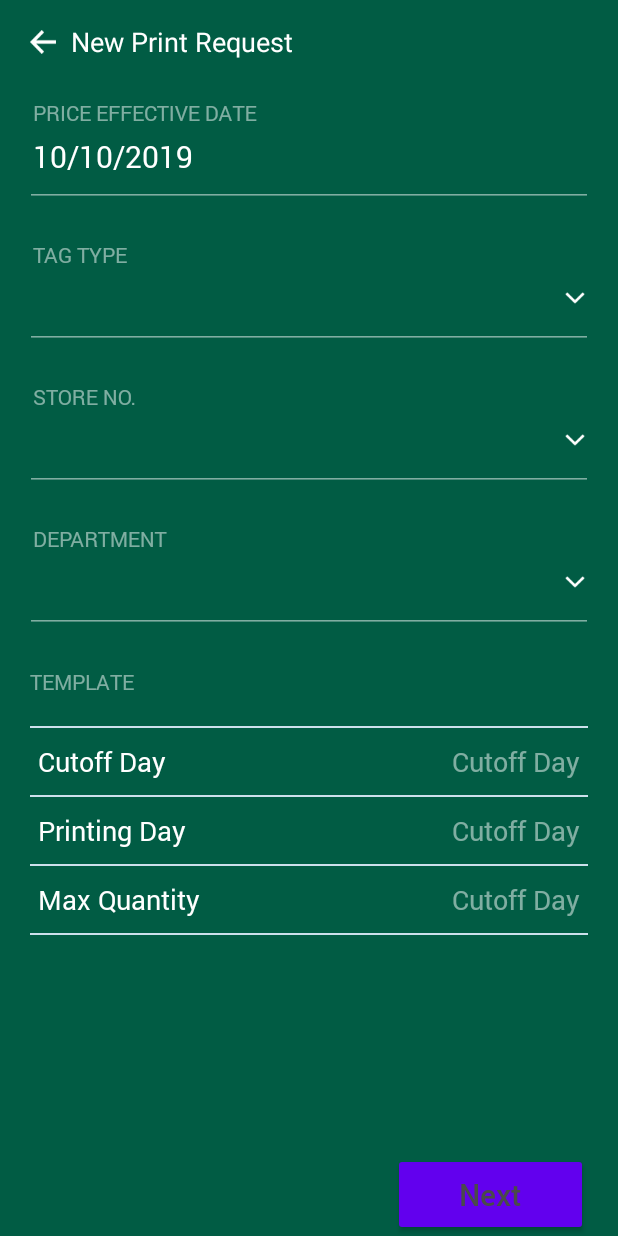
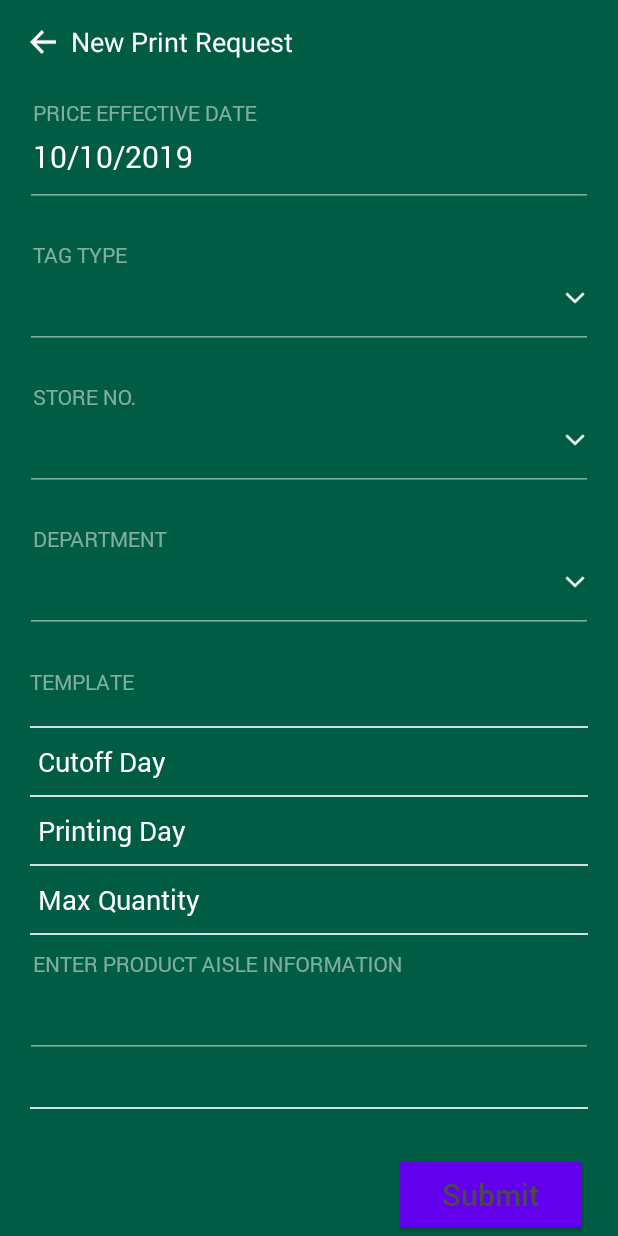
Before and after one commit to sagar-metacoder/MetroBank-Android, an Android app: the ActivityNewPrintRequest screen opened directly, with no data from a screen before it, on a phone screen of 412 x 824 dp. Run offline under Robolectric (Android 15) with nearby library versions, the phone set to English and light mode, and no system bars; our stand-ins replace data binding; 5 statements that could not run were skipped.

Commit message:
# templateDetails

```diff
--- a/app/src/main/java/com/ng/printtag/models/newrequests/TempletListModel.kt
+++ b/app/src/main/java/com/ng/printtag/models/newrequests/TempletListModel.kt
@@ -20,7 +20,7 @@ class TempletListModel {
         @SerializedName("msg")
         @Expose
         var msg: String? = null
-    }
+
 
         inner class TemplateDetails {
             @SerializedName("id")
@@ -38,3 +38,4 @@ class TempletListModel {
 
         }
     }
+}
--- a/app/src/main/java/com/ng/printtag/printrequest/ActivityNewPrintRequest.kt
+++ b/app/src/main/java/com/ng/printtag/printrequest/ActivityNewPrintRequest.kt
@@ -1,17 +1,17 @@
 package com.ng.printtag.printrequest
 
 import android.text.Editable
+import android.view.View
 import androidx.fragment.app.Fragment
 import com.ng.printtag.R
 import com.ng.printtag.api.RequestMethods
 import com.ng.printtag.api.RestClient
 import com.ng.printtag.api.RestClientModel
-import com.ng.printtag.apputils.AppUtils
-import com.ng.printtag.apputils.CallDialog
-import com.ng.printtag.apputils.Constant
+import com.ng.printtag.apputils.*
 import com.ng.printtag.base.BaseActivity
 import com.ng.printtag.databinding.ActivityNewPrintRequestBinding
 import com.ng.printtag.models.newrequests.DepartmentModel
+import com.ng.printtag.models.newrequests.NewPrintReqSubmit
 import com.ng.printtag.models.newrequests.StoreListModel
 import com.ng.printtag.models.newrequests.TempletListModel
 import kotlinx.android.synthetic.main.activity_new_print_request.*
@@ -101,7 +101,46 @@ class ActivityNewPrintRequest : BaseActivity<ActivityNewPrintRequestBinding>() {
         RestClient().apiRequest(
             this@ActivityNewPrintRequest,
             body,
-            Constant.CALL_STORE_URL,
+            Constant.CALL_TEMPLETS_DETAILS,
+            this,
+            restClientModel
+        )
+    }
+
+    fun callSubmitApi(date: String, product_info: String) {
+        val restClientModel = RestClientModel()
+        restClientModel.isProgressDialogShow = true
+
+
+        val rootJson = JSONObject()
+        rootJson.put(
+            resources.getString(R.string.userId),
+            AppUtils.getUserModel(this@ActivityNewPrintRequest).data!!.userId
+        )
+        rootJson.put(resources.getString(R.string.key_templateId), "531035")
+        rootJson.put(resources.getString(R.string.tagType), tagType)
+
+        rootJson.put(resources.getString(R.string.storeNumber), storeKey)
+        rootJson.put(resources.getString(R.string.department), "13794")
+        rootJson.put(resources.getString(R.string.key_effectiveDate), Utils.parseDateToMMddyyyy(date))
+        rootJson.put(resources.getString(R.string.key_expectedDate), "")
+
+        rootJson.put(
+            resources.getString(R.string.key_language),
+            BaseSharedPreference.getInstance(this@ActivityNewPrintRequest).getLanguage(
+                resources.getString(R.string.pref_language)
+            )
+        )
+        rootJson.put(resources.getString(R.string.key_action), resources.getString(R.string.action_submit))
+        rootJson.put(resources.getString(R.string.key_aisleInfo), product_info)
+
+
+        val body = RequestMethods.getRequestBody(rootJson)
+
+        RestClient().apiRequest(
+            this@ActivityNewPrintRequest,
+            body,
+            Constant.CALL_NEW_REQUEST_SUBMIT,
             this,
             restClientModel
         )
@@ -122,7 +161,7 @@ class ActivityNewPrintRequest : BaseActivity<ActivityNewPrintRequestBinding>() {
                         for (i in 0 until rootResponse.data!!.stores!!.size) {
 
                             arrayStoreKey.add(rootResponse.data!!.stores?.get(i)?.key!!)
-                            arrayStoreValue.add(rootResponse.data!!.stores?.get(i)?.key!!)
+                            arrayStoreValue.add(rootResponse.data!!.stores?.get(i)?.value!!)
                         }
                         if (!arrayStoreKey.isNullOrEmpty())
                             if (arrayStoreKey.size == 1) {
@@ -147,7 +186,7 @@ class ActivityNewPrintRequest : BaseActivity<ActivityNewPrintRequestBinding>() {
                         for (i in 0 until rootResponse.data!!.departments!!.size) {
 
                             arrayDeptKey.add(rootResponse.data!!.departments?.get(i)?.key!!)
-                            arrayDeptValue.add(rootResponse.data!!.departments?.get(i)?.key!!)
+                            arrayDeptValue.add(rootResponse.data!!.departments?.get(i)?.value!!)
                         }
                         val currentFragment = getCurrentFragment()
                         if (currentFragment != null && currentFragment is FragmentNewPrintRequest) {
@@ -167,8 +206,27 @@ class ActivityNewPrintRequest : BaseActivity<ActivityNewPrintRequestBinding>() {
                 val rootResponse = response.body() as TempletListModel
                 when (rootResponse.success) {
                     true -> {
+                        val currentFragment = getCurrentFragment()
+                        if (currentFragment != null && currentFragment is FragmentNewPrintRequest) {
+
+                            currentFragment.binding.linearTemplateData.visibility = View.VISIBLE
+                            currentFragment.binding.model = rootResponse.data!!.templateDetails
 
 
+                        }
+                    }
+                    else -> {
+                        showError(getString(R.string.a_lbl_server_title), rootResponse.data!!.msg!!)
+                    }
+                }
+            }
+
+            Constant.CALL_NEW_REQUEST_SUBMIT -> {
+                val rootResponse = response.body() as NewPrintReqSubmit
+                when (rootResponse.success) {
+                    true -> {
+
+                        Utils.gotoHomeScreen(this@ActivityNewPrintRequest)
                     }
                     else -> {
                         showError(getString(R.string.a_lbl_server_title), rootResponse.data!!.msg!!)
--- a/app/src/main/res/layout/fragment_new_print_request.xml
+++ b/app/src/main/res/layout/fragment_new_print_request.xml
@@ -7,6 +7,9 @@
         <variable
                 name="layoutManager"
                 type="androidx.recyclerview.widget.GridLayoutManager"/>
+
+        <variable name="model"
+                  type="com.ng.printtag.models.newrequests.TempletListModel.Data.TemplateDetails"/>
     </data>
     <RelativeLayout android:layout_width="match_parent"
                     android:layout_height="match_parent"
@@ -170,7 +173,7 @@
                                 style="@style/AppTextView.Title.Medium"
                                 app:layout_constraintTop_toTopOf="parent"
                                 app:layout_constraintLeft_toLeftOf="parent"
-                                android:text="@string/a_lbl_cutoff_day"
+                                android:text="@{model.cutOffDay}"
                                 android:layout_marginEnd="@dimen/margin_5"
                                 android:layout_alignParentEnd="true"
                                 android:textColor="@color/colorWhite50"
@@ -205,7 +208,7 @@
                                 style="@style/AppTextView.Title.Medium"
                                 app:layout_constraintTop_toTopOf="parent"
                                 app:layout_constraintLeft_toLeftOf="parent"
-                                android:text="@string/a_lbl_cutoff_day"
+                                android:text="@{model.printingDay}"
                                 android:layout_marginEnd="@dimen/margin_5"
                                 android:layout_alignParentEnd="true"
                                 android:textColor="@color/colorWhite50"
@@ -240,7 +243,7 @@
                                 style="@style/AppTextView.Title.Medium"
                                 app:layout_constraintTop_toTopOf="parent"
                                 app:layout_constraintLeft_toLeftOf="parent"
-                                android:text="@string/a_lbl_cutoff_day"
+                                android:text="@{model.maximumQuantity}"
                                 android:layout_marginEnd="@dimen/margin_5"
                                 android:layout_alignParentEnd="true"
                                 android:textColor="@color/colorWhite50"
@@ -256,6 +259,33 @@
                             android:layout_height="@dimen/margin_1"
                             android:layout_width="match_parent"
                             android:background="@color/color_CDE0EC"/>
+
+                    <com.ng.printtag.apputils.custom.CollapsedHintTextInputLayout
+                            android:id="@+id/inputInfo"
+                            style="@style/AppEditText.Text"
+                            android:layout_width="match_parent"
+                            android:layout_height="wrap_content"
+                            android:hint="@string/a_lbl_product_info"
+
+                    >
+
+                        <com.google.android.material.textfield.TextInputEditText
+                                android:id="@+id/edt_info"
+                                android:layout_width="match_parent"
+                                style="@style/AppEditText.EditText"
+                                android:imeOptions="actionDone"
+                                android:inputType="textNoSuggestions|text"
+                                android:layout_height="wrap_content"
+                        >
+                        </com.google.android.material.textfield.TextInputEditText>
+                    </com.ng.printtag.apputils.custom.CollapsedHintTextInputLayout>
+                    <View
+                            android:layout_marginTop="@dimen/margin_10"
+                            android:layout_marginBottom="@dimen/margin_10"
+                            android:layout_height="@dimen/margin_1"
+                            android:layout_width="match_parent"
+                            android:background="@color/color_CDE0EC"/>
+
                 </LinearLayout>
 
             <!--
@@ -286,7 +316,7 @@
                 android:layout_height="wrap_content"
                 style="@style/AppButton.Colored"
                 android:layout_gravity="end"
-                android:text="@string/a_btn_next"
+                android:text="@string/a_btn_submit"
                 android:layout_alignParentBottom="true"
                 android:padding="@dimen/margin_8"
                 android:layout_alignParentEnd="true" tools:ignore="RelativeOverlap"/>
--- a/app/src/main/res/values/string-app-data.xml
+++ b/app/src/main/res/values/string-app-data.xml
@@ -28,5 +28,11 @@
     <string name="userId">userId</string>
     <string name="department">department</string>
     <string name="key_templateId">templateId</string>
+    <string name="key_effectiveDate">effectiveDate</string>
+    <string name="key_language">language</string>
+    <string name="key_action">action</string>
+    <string name="action_submit">submit</string>
+    <string name="key_expectedDate">expectedDate</string>
+    <string name="key_aisleInfo">aisleInfo</string>
 
 </resources>
--- a/app/src/main/res/values/strings.xml
+++ b/app/src/main/res/values/strings.xml
@@ -86,6 +86,7 @@
     <!--Need to translate-->
 
     <string name="a_lbl_printing_day">Printing Day</string>
+    <string name="a_lbl_product_info">ENTER PRODUCT AISLE INFORMATION</string>
 
 
 </resources>
```
Also changed, not shown: app/src/main/java/com/ng/printtag/apputils/Utils.kt (+21 -0 lines). Lines whose indentation alone changed are shown as unchanged.
